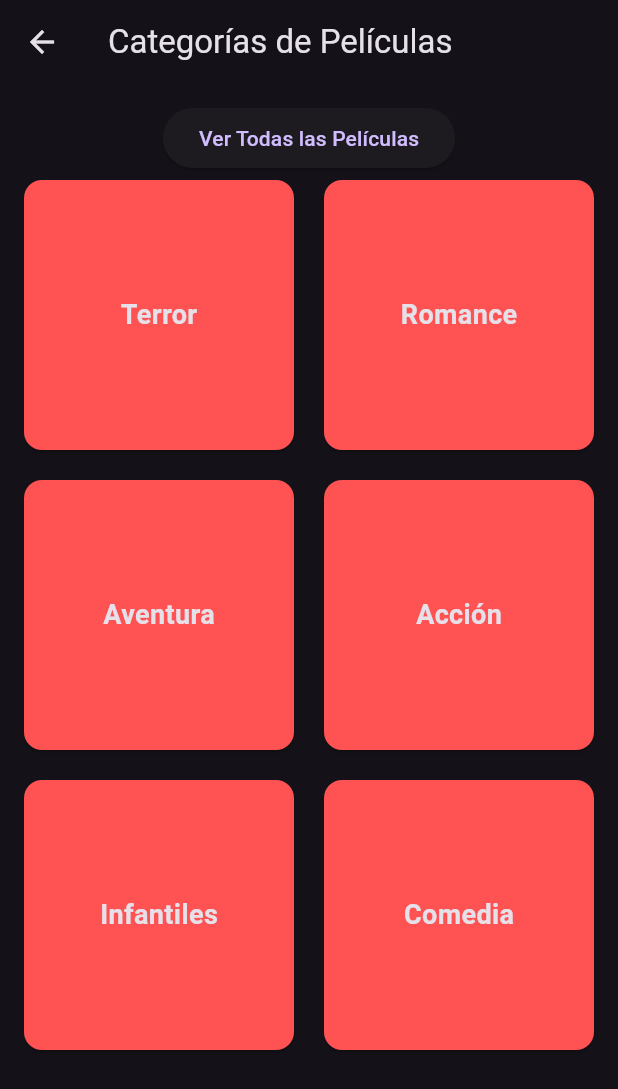
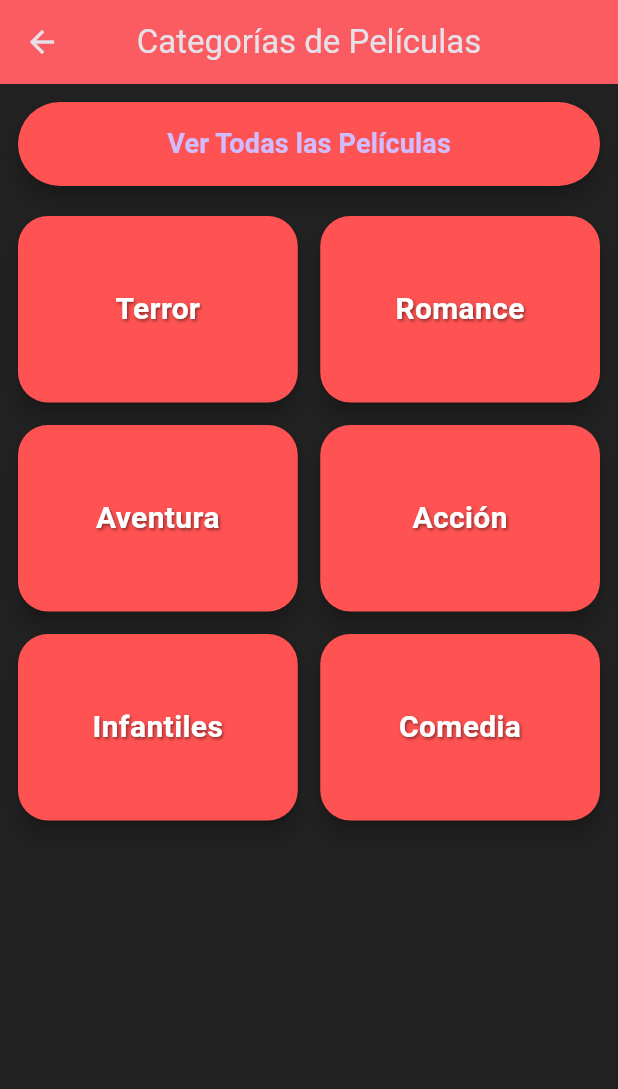
Before and after one commit to J03LK/app-stream, a Flutter app: the CategoriesScreen screen opened by its route, on a phone screen of 412 x 824 dp. Shown: the top 1089 px of the screen. Run offline on Flutter 3.47's test engine with Material 3 defaults, Android fonts, the phone set to English and light mode, and no system bars; our stand-ins replace youtube_player_flutter.

Commit message:
Modificacion del diseño

```diff
--- a/lib/screens/categories_screen.dart
+++ b/lib/screens/categories_screen.dart
@@ -12,29 +12,58 @@ class CategoriesScreen extends StatelessWidget {
 
   @override
   Widget build(BuildContext context) {
+    final redColor = Colors.redAccent;
+
     return Scaffold(
-      appBar: AppBar(title: Text("Categorías de Películas")),
+      appBar: AppBar(
+        title: Text("Categorías de Películas"),
+        backgroundColor: redColor,
+        centerTitle: true,
+        elevation: 4,
+      ),
+      backgroundColor: Colors.grey[900],
       body: Padding(
         padding: const EdgeInsets.all(12),
         child: Column(
           children: [
-            ElevatedButton(
+            SizedBox(
+              width: double.infinity,
+              child: ElevatedButton(
+                style: ElevatedButton.styleFrom(
+                  backgroundColor: redColor,
+                  padding: EdgeInsets.symmetric(vertical: 15),
+                  shape: RoundedRectangleBorder(
+                    borderRadius: BorderRadius.circular(30),
+                  ),
+                  elevation: 5,
+                ),
                 onPressed: () {
                   Navigator.pushNamed(context, '/home', arguments: null);
                 },
-              child: Text("Ver Todas las Películas"),
+                child: Text(
+                  "Ver Todas las Películas",
+                  style: TextStyle(fontSize: 18, fontWeight: FontWeight.bold),
                 ),
+              ),
+            ),
+            SizedBox(height: 20),
             Expanded(
               child: GridView.builder(
                 itemCount: categorias.length,
                 gridDelegate: SliverGridDelegateWithFixedCrossAxisCount(
                   crossAxisCount: 2,
-                  crossAxisSpacing: 12,
-                  mainAxisSpacing: 12,
+                  crossAxisSpacing: 15,
+                  mainAxisSpacing: 15,
+                  childAspectRatio: 3 / 2,
                 ),
                 itemBuilder: (context, index) {
                   final categoria = categorias[index];
-                  return GestureDetector(
+                  return Material(
+                    color: redColor,
+                    borderRadius: BorderRadius.circular(20),
+                    elevation: 5,
+                    child: InkWell(
+                      borderRadius: BorderRadius.circular(20),
                       onTap: () {
                         Navigator.pushNamed(
                           context,
@@ -42,12 +71,22 @@ class CategoriesScreen extends StatelessWidget {
                           arguments: categoria,
                         );
                       },
-                    child: Card(
-                      color: Colors.redAccent,
                       child: Center(
                         child: Text(
                           categoria,
-                          style: TextStyle(fontSize: 18, fontWeight: FontWeight.bold),
+                          textAlign: TextAlign.center,
+                          style: TextStyle(
+                            fontSize: 20,
+                            fontWeight: FontWeight.bold,
+                            color: Colors.white,
+                            shadows: [
+                              Shadow(
+                                color: Colors.black45,
+                                offset: Offset(1, 1),
+                                blurRadius: 2,
+                              ),
+                            ],
+                          ),
                         ),
                       ),
                     ),
```
Lines whose indentation alone changed are shown as unchanged.
